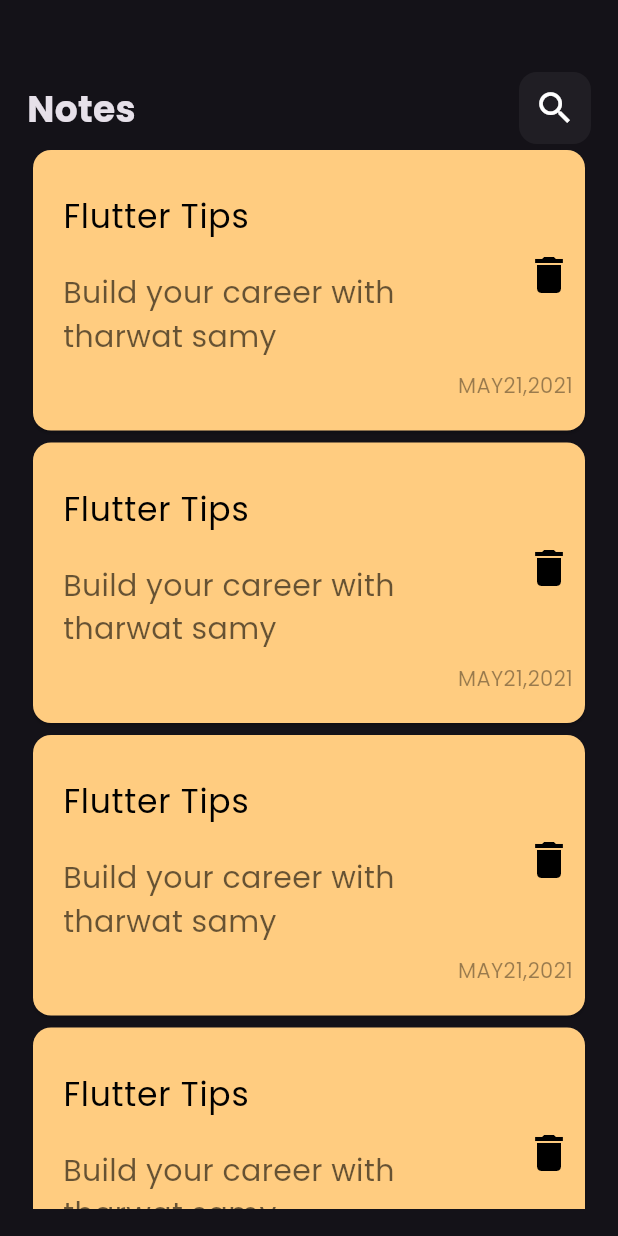
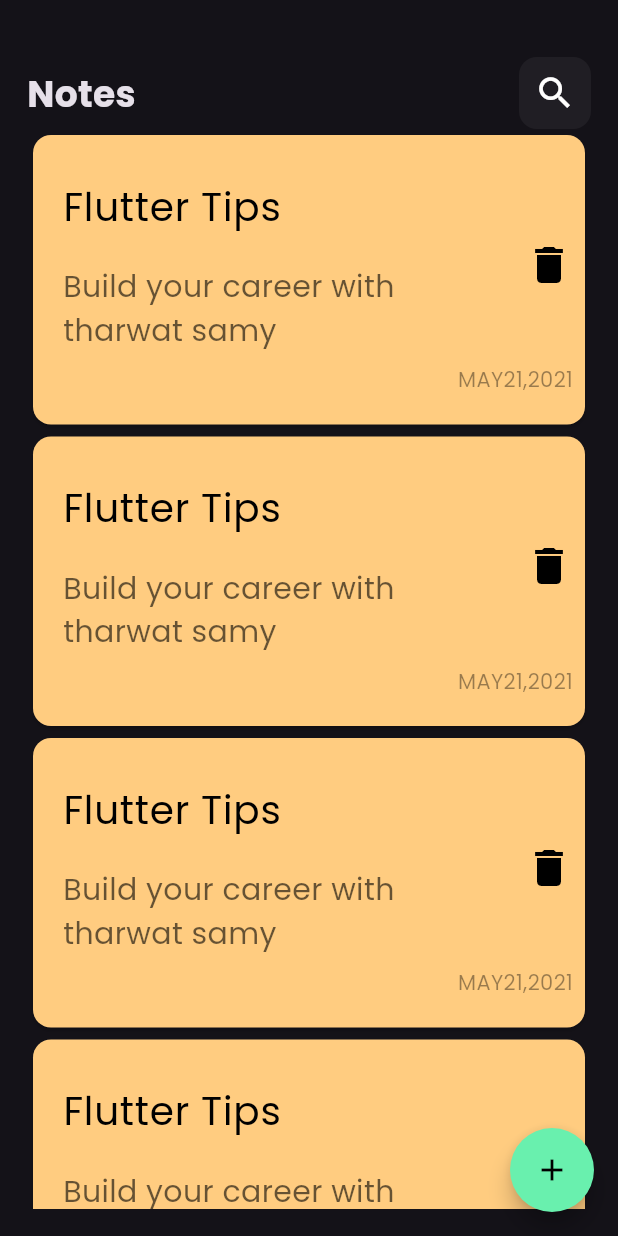
Before and after one commit to ziadel-kent/notes_app, a Flutter app: the screen it shows after launch, on a phone screen of 412 x 824 dp. Run offline on Flutter 3.47's test engine with Material 3 defaults, Android fonts, the phone set to English and light mode, and no system bars.

Commit message:
implement floatingpoint

```diff
--- a/lib/views/notes_view.dart
+++ b/lib/views/notes_view.dart
@@ -6,25 +6,13 @@
 
   @override
   Widget build(BuildContext context) {
-    return const Scaffold(
-      // appBar: AppBar(
-      //   centerTitle: true,
-      //   elevation: 0,
-      //   backgroundColor: Colors.transparent,
-      //   title: const Row(
-      //     mainAxisSize: MainAxisSize.min,
-      //     children: [
-      //       Text(
-      //         'News',
-      //         style: TextStyle(color: Colors.black),
-      //       ),
-      //       Text(
-      //         'Cloud',
-      //         style: TextStyle(color: Colors.orange),
-      //       ),
-      //     ],
-      //   ),
-      // ),
+    return Scaffold(
+      floatingActionButton: FloatingActionButton(
+        onPressed: () {},
+        shape: CircleBorder(),
+        backgroundColor: Colors.greenAccent,
+        child: Icon(Icons.add, color: Colors.black),
+      ),
       body: NotesViewBody(),
     );
   }
--- a/lib/widgets/custom_notes_item.dart
+++ b/lib/widgets/custom_notes_item.dart
@@ -23,7 +23,7 @@
               ),
               title: Text(
                 'Flutter Tips',
-                style: TextStyle(color: Colors.black, fontSize: 22),
+                style: TextStyle(color: Colors.black, fontSize: 26),
               ),
 
               subtitle: Padding(
--- a/lib/widgets/list_view_notes_item.dart
+++ b/lib/widgets/notes_list_view_item.dart
@@ -1,12 +1,12 @@
 import 'package:flutter/material.dart';
 import 'package:notes_app/widgets/custom_notes_item.dart';
 
-class ListViewNotesItem extends StatelessWidget {
-  const ListViewNotesItem({super.key});
+class NotesListViewItem extends StatelessWidget {
+  const NotesListViewItem({super.key});
 
   @override
   Widget build(BuildContext context) {
-    return Expanded(
+    return   Expanded(
       child: ListView.builder(
         itemBuilder: (context, index) {
           return CustomNotesItem();
--- a/lib/widgets/notes_view_body_widget.dart
+++ b/lib/widgets/notes_view_body_widget.dart
@@ -1,17 +1,16 @@
 import 'package:flutter/material.dart';
 import 'package:notes_app/widgets/custom_app_bar_widget.dart';
-import 'package:notes_app/widgets/custom_notes_item.dart';
-import 'package:notes_app/widgets/list_view_notes_item.dart';
+import 'package:notes_app/widgets/notes_list_view_item.dart';
 
 class NotesViewBody extends StatelessWidget {
   const NotesViewBody({super.key});
 
   @override
   Widget build(BuildContext context) {
-    return Padding(
-      padding: const EdgeInsets.all(18.0),
+    return const Padding(
+      padding: EdgeInsets.all(18.0),
       child: Column(
-        children: [SizedBox(height: 30), CustomAppBar(), ListViewNotesItem()],
+        children: [SizedBox(height: 20), CustomAppBar(), NotesListViewItem()],
       ),
     );
   }
```
